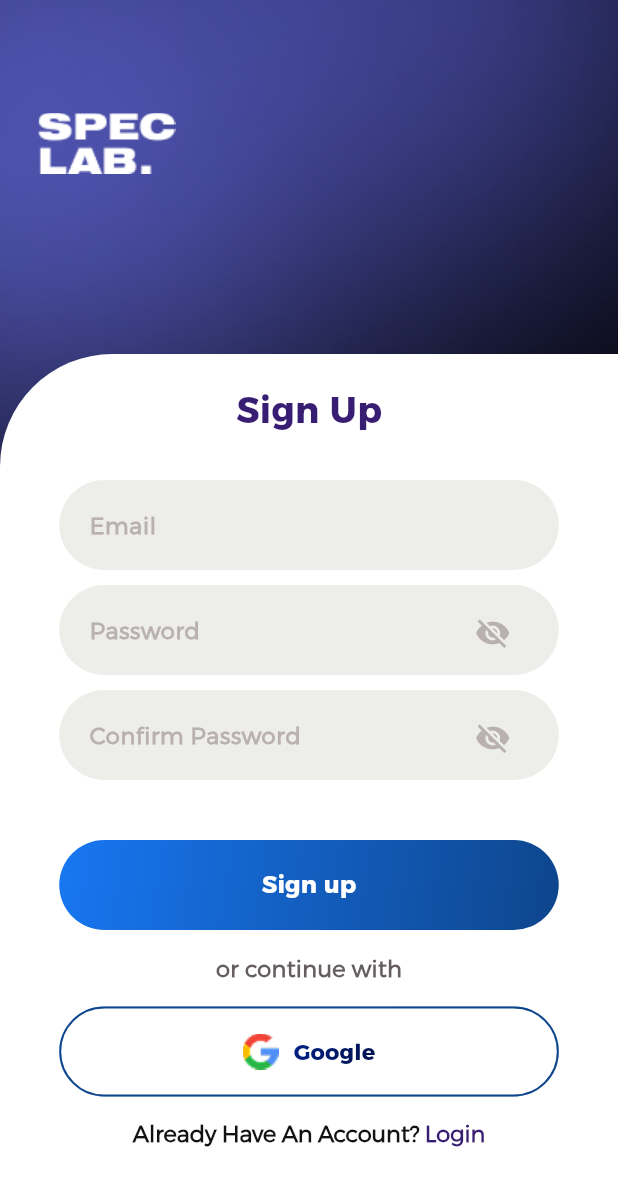
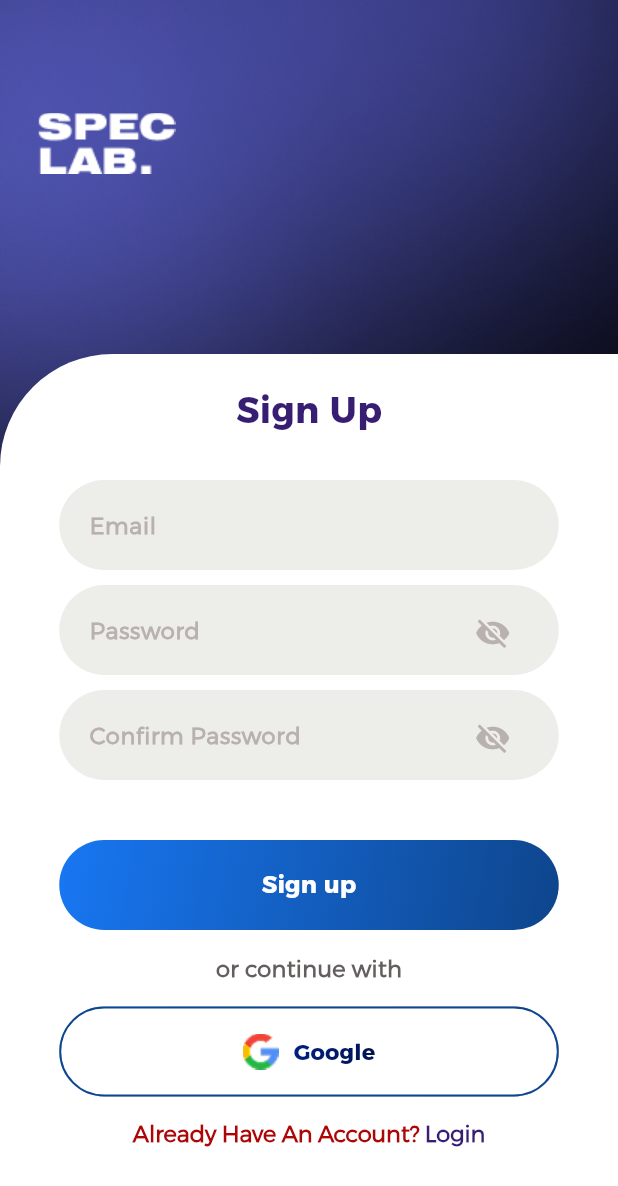
Before and after one commit to Liqweed17/SpecLab_frontend, a Flutter app: the SignUpPage screen opened by its route, on a phone screen of 412 x 824 dp. Shown: the top 1186 px of the screen. Run offline on Flutter 3.47's test engine with Material 3 defaults, Android fonts, the phone set to English and light mode, and no system bars.

Commit message:
modified:   lib/signup_page.dart

```diff
--- a/lib/signup_page.dart
+++ b/lib/signup_page.dart
@@ -351,7 +351,7 @@ class _SignUpPageState extends State<SignUpPage> {
                           text: const TextSpan(
                             text: "Already Have An Account? ",
                             style: TextStyle(
-                              color: Color(0xFF131212),
+                              color: Color.fromARGB(255, 172, 6, 6),
                               fontSize: 15,
                               fontWeight: FontWeight.bold,
                               fontFamily: 'Alexandria-Light',
```
